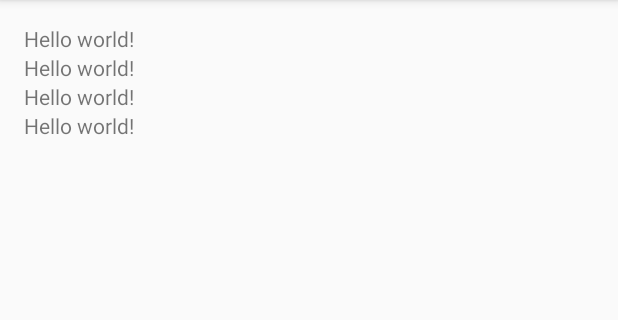
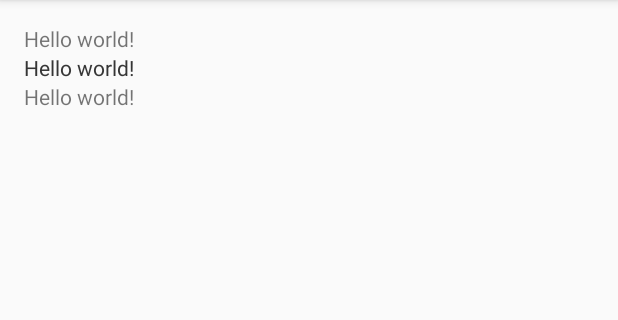
Before and after one commit to HumzaAli/master-application, an Android app: the screen it shows after launch (MainActivity), on a phone screen of 412 x 824 dp, the part 84-404 px from its top. Run offline under Robolectric (Android 15) with nearby library versions, the phone set to English and light mode, and no system bars.

Commit message:
initial commit

```diff
--- a/app/src/main/res/layout/activity_main.xml
+++ b/app/src/main/res/layout/activity_main.xml
@@ -30,6 +30,6 @@
         android:layout_width="wrap_content"
         android:layout_height="wrap_content"
         android:id="@+id/tv_4"
-        android:layout_below="@+id/tv_3"/>
+        android:layout_below="@+id/tv_1"/>
 
 </RelativeLayout>
```
